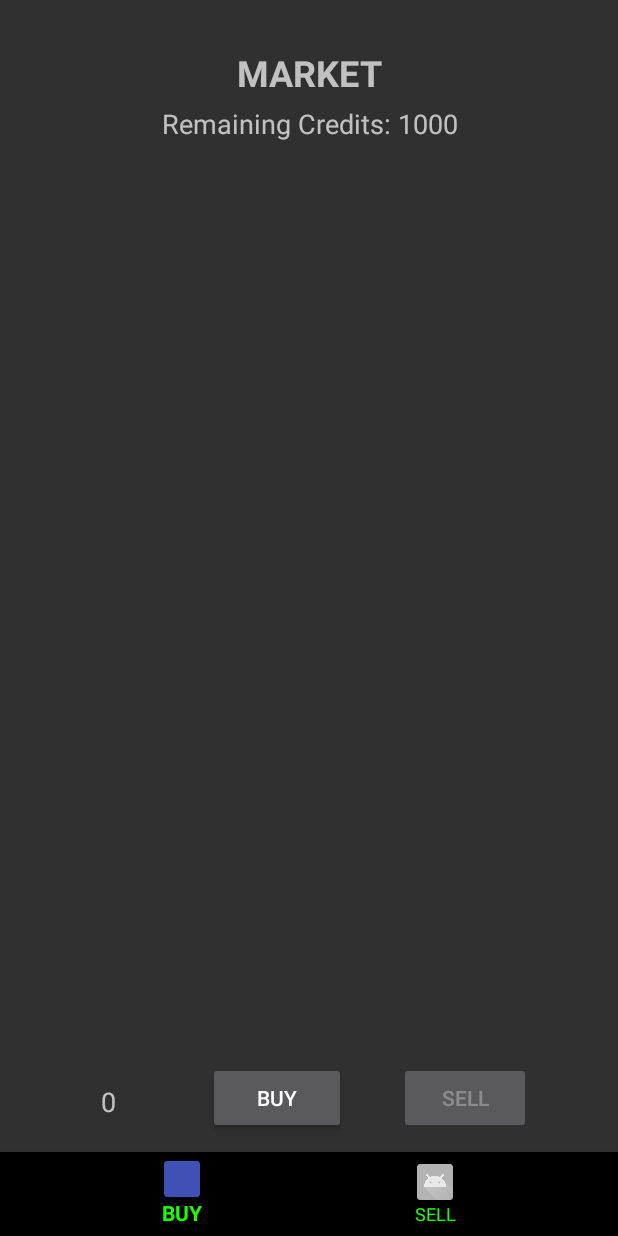
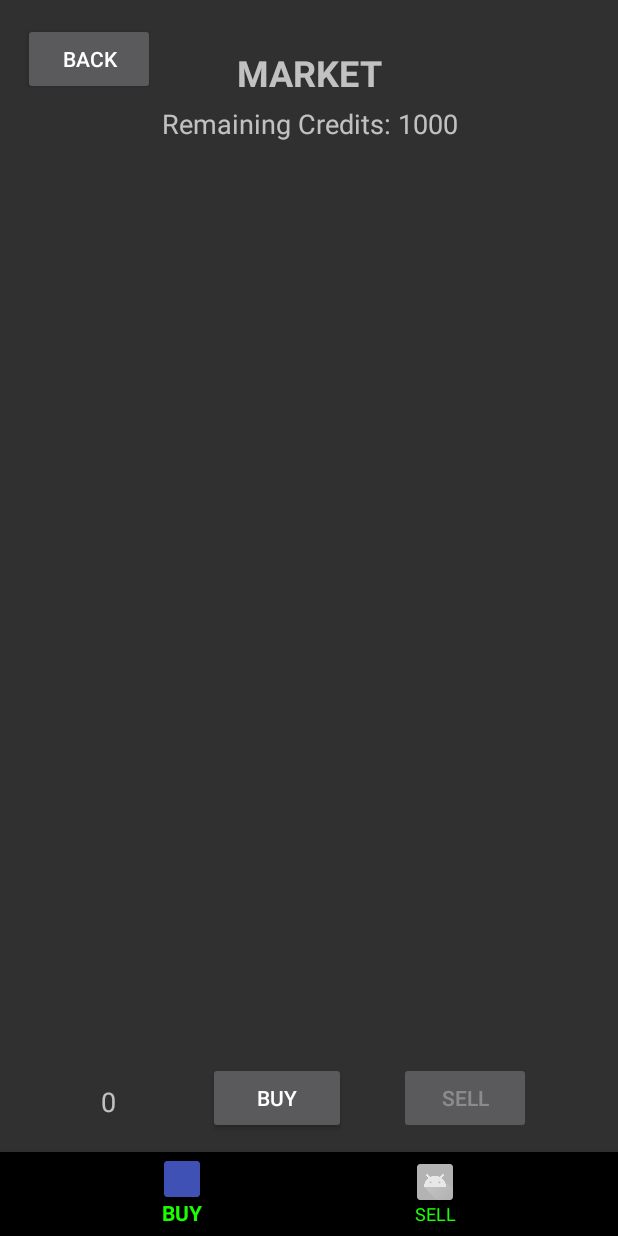
Before and after one commit to arechawla/AstroWorld_SpaceTrader, an Android app: the market_Activity screen opened directly, with no data from a screen before it, on a phone screen of 412 x 824 dp. Run offline under Robolectric (Android 15) with nearby library versions, the phone set to English and light mode, and no system bars; 3 statements that could not run were skipped.

Commit message:
back button in market

```diff
--- a/app/src/main/res/layout/activity_market_activity.xml
+++ b/app/src/main/res/layout/activity_market_activity.xml
@@ -5,6 +5,16 @@
     android:layout_width="match_parent"
     android:layout_height="match_parent"
     tools:context=".views.market_Activity">
+
+    <Button
+        android:id="@+id/backButton"
+        android:layout_width="wrap_content"
+        android:layout_height="wrap_content"
+        android:layout_marginStart="15dp"
+        android:layout_marginTop="15dp"
+        android:text="Back"
+        app:layout_constraintStart_toStartOf="parent"
+        app:layout_constraintTop_toTopOf="parent" />
 
     <TextView
         android:id="@+id/textView10"
```
Also changed, not shown: app/src/main/java/com/gatech/astroworld/spacetrader/views/market_Activity.java (+18 -0 lines).
